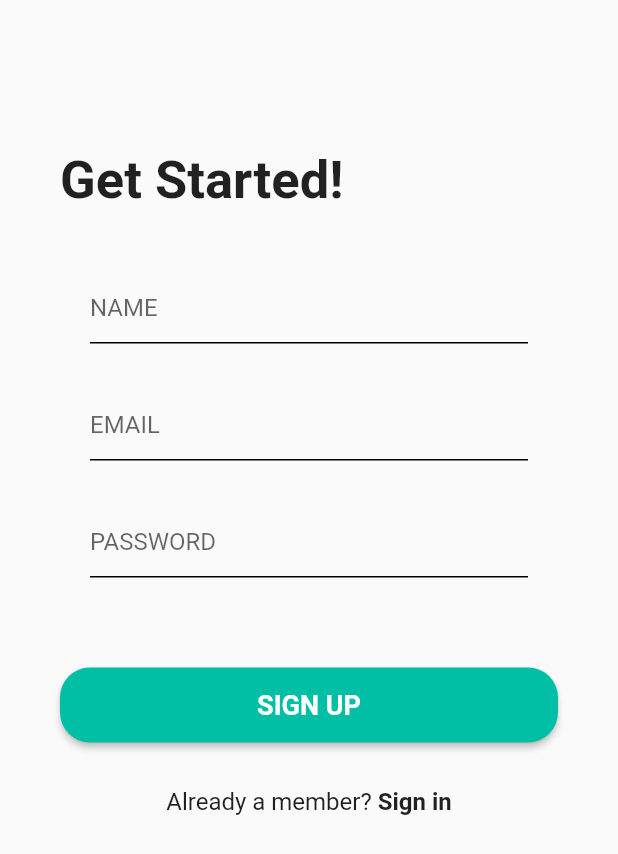
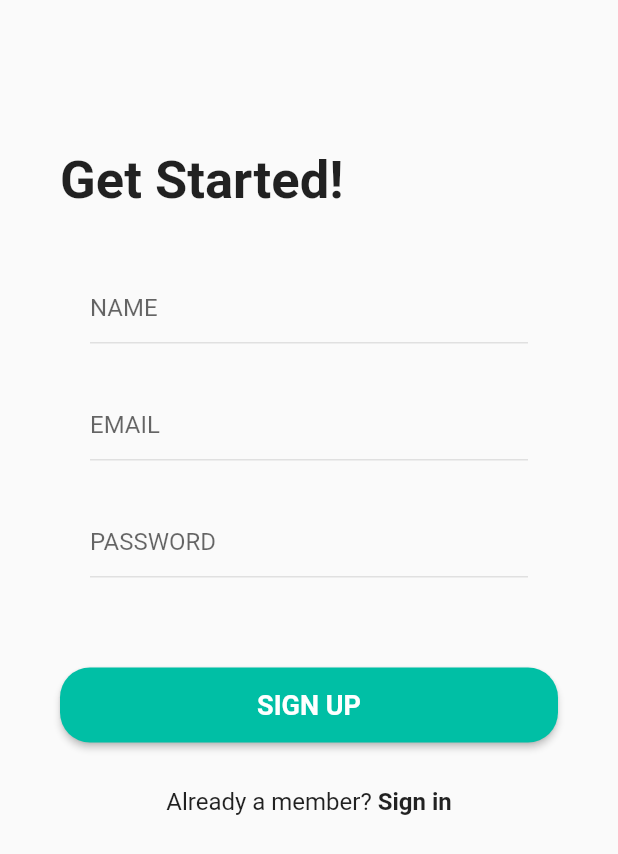
Before and after one commit to tentamdin/flutter-note, a Flutter app: the Login screen opened directly, after a tap on "Sign up instead", on a phone screen of 412 x 824 dp. Shown: the top 854 px of the screen. Run offline on Flutter 3.47's test engine with Material 2 defaults, Android fonts, the phone set to English and light mode, and no system bars; our stand-ins replace cloud_firestore, firebase_auth, firebase_core, get; accounts and stored records are empty; statements that could not run were skipped.

Commit message:
updated: packages and libs to get it work

```diff
--- a/lib/screens/auth/login.dart
+++ b/lib/screens/auth/login.dart
@@ -52,12 +52,12 @@ class Login extends StatelessWidget {
                             decoration: InputDecoration(
                                 enabledBorder: UnderlineInputBorder(
                                   borderSide: BorderSide(
-                                    color: Theme.of(context).buttonColor,
+                                    color: Theme.of(context).colorScheme.background,
                                   ),
                                 ),
                                 focusedBorder: UnderlineInputBorder(
                                   borderSide: BorderSide(
-                                    color: Theme.of(context).accentColor,
+                                    color: Theme.of(context).colorScheme.secondary,
                                   ),
                                 ),
                                 prefixIcon: Icon(
@@ -86,12 +86,12 @@ class Login extends StatelessWidget {
                                 ),
                                 enabledBorder: UnderlineInputBorder(
                                   borderSide: BorderSide(
-                                    color: Theme.of(context).buttonColor,
+                                    color: Theme.of(context).colorScheme.background,
                                   ),
                                 ),
                                 focusedBorder: UnderlineInputBorder(
                                   borderSide: BorderSide(
-                                    color: Theme.of(context).accentColor,
+                                    color: Theme.of(context).colorScheme.secondary,
                                   ),
                                 ),
                                 hintText: "PASSWORD"),
--- a/lib/screens/auth/signup.dart
+++ b/lib/screens/auth/signup.dart
@@ -45,12 +45,13 @@ class SignUp extends StatelessWidget {
                               hintText: "NAME",
                               enabledBorder: UnderlineInputBorder(
                                 borderSide: BorderSide(
-                                  color: Theme.of(context).buttonColor,
+                                  color: Theme.of(context).colorScheme.background,
                                 ),
                               ),
                               focusedBorder: UnderlineInputBorder(
                                 borderSide: BorderSide(
-                                  color: Theme.of(context).accentColor,
+                                  color:
+                                      Theme.of(context).colorScheme.secondary,
                                 ),
                               ),
                             ),
@@ -79,12 +80,13 @@ class SignUp extends StatelessWidget {
                               hintText: "EMAIL",
                               enabledBorder: UnderlineInputBorder(
                                 borderSide: BorderSide(
-                                  color: Theme.of(context).buttonColor,
+                                  color: Theme.of(context).colorScheme.background,
                                 ),
                               ),
                               focusedBorder: UnderlineInputBorder(
                                 borderSide: BorderSide(
-                                  color: Theme.of(context).accentColor,
+                                  color:
+                                      Theme.of(context).colorScheme.secondary,
                                 ),
                               ),
                             ),
@@ -106,12 +108,13 @@ class SignUp extends StatelessWidget {
                               hintText: "PASSWORD",
                               enabledBorder: UnderlineInputBorder(
                                 borderSide: BorderSide(
-                                  color: Theme.of(context).buttonColor,
+                                  color: Theme.of(context).colorScheme.background,
                                 ),
                               ),
                               focusedBorder: UnderlineInputBorder(
                                 borderSide: BorderSide(
-                                  color: Theme.of(context).accentColor,
+                                  color:
+                                      Theme.of(context).colorScheme.secondary,
                                 ),
                               ),
                             ),
--- a/lib/screens/home/home.dart
+++ b/lib/screens/home/home.dart
@@ -6,7 +6,6 @@ import 'package:flutter_note/screens/home/note_list.dart';
 import 'package:flutter_note/screens/settings/setting.dart';
 import 'package:flutter_note/screens/widgets/custom_icon_btn.dart';
 import 'package:get/get.dart';
-import 'package:get/get_state_manager/get_state_manager.dart';
 
 class HomePage extends GetWidget<AuthController> {
   final AuthController authController = Get.find<AuthController>();
@@ -26,7 +25,7 @@ class HomePage extends GetWidget<AuthController> {
                       mainAxisAlignment: MainAxisAlignment.spaceBetween,
                       children: [
                         CustomIconBtn(
-                          color: Theme.of(context).backgroundColor,
+                          color: Theme.of(context).colorScheme.background,
                           onPressed: () {
                             authController.axisCount.value =
                                 authController.axisCount.value == 2 ? 4 : 2;
@@ -43,7 +42,7 @@ class HomePage extends GetWidget<AuthController> {
                           ),
                         ),
                         CustomIconBtn(
-                          color: Theme.of(context).backgroundColor,
+                          color: Theme.of(context).colorScheme.background,
                           onPressed: () {
                             Get.to(() => Setting());
                           },
--- a/lib/screens/settings/dark_mode.dart
+++ b/lib/screens/settings/dark_mode.dart
@@ -23,7 +23,7 @@ class DarkMode extends StatelessWidget {
                       icon: Icon(
                         Icons.arrow_back_ios,
                       ),
-                      color: Theme.of(context).backgroundColor,
+                      color: Theme.of(context).colorScheme.background,
                       onPressed: () {
                         Get.back();
                       },
--- a/lib/screens/settings/setting.dart
+++ b/lib/screens/settings/setting.dart
@@ -27,7 +27,7 @@ class Setting extends StatelessWidget {
                       icon: Icon(
                         Icons.arrow_back_ios,
                       ),
-                      color: Theme.of(context).backgroundColor,
+                      color: Theme.of(context).colorScheme.background,
                       onPressed: () {
                         Get.back();
                       },
--- a/lib/utils/theme.dart
+++ b/lib/utils/theme.dart
@@ -2,26 +2,32 @@ import 'package:flutter/material.dart';
 
 class Themes {
   final lightTheme = ThemeData.light().copyWith(
-    colorScheme: ColorScheme.dark(),
-    backgroundColor: Colors.grey.shade300,
+    colorScheme: ColorScheme.light(
+      background: Colors.grey.shade300,
+      secondary: Colors.tealAccent.shade700,
+    ),
+    primaryColor: Colors.orange,
     iconTheme: IconThemeData(
       color: Colors.black,
+    ),
+    buttonTheme: ButtonThemeData(
+      buttonColor: Colors.black,
     ),
     floatingActionButtonTheme: FloatingActionButtonThemeData(
         // foregroundColor: Colors.black,
         // backgroundColor: Colors.grey.shade300,
         ),
-    primaryColor: Colors.orange,
-    accentColor: Colors.tealAccent.shade700,
-    buttonColor: Colors.black,
   );
 
   final dartTheme = ThemeData.dark().copyWith(
-    colorScheme: ColorScheme.light(),
-    backgroundColor: Colors.grey.shade800,
+    colorScheme: ColorScheme.dark(
+      background: Colors.grey.shade800,
+      secondary: Colors.tealAccent,
+    ),
+    buttonTheme: ButtonThemeData(
+      buttonColor: Colors.white,
+    ),
     primaryColor: Colors.orange,
-    buttonColor: Colors.white,
-    accentColor: Colors.tealAccent,
     iconTheme: IconThemeData(
       color: Colors.white,
     ),
--- a/pubspec.yaml
+++ b/pubspec.yaml
@@ -28,7 +28,7 @@ dependencies:
   # Use with the CupertinoIcons class for iOS style icons.
   cupertino_icons:
   get:
-  firebase_core:
+  firebase_core: ^2.7.0
   firebase_auth:
   google_sign_in:
   cloud_firestore:
```
Also changed, not shown: lib/screens/home/add_note.dart (+5 -5 lines), lib/screens/home/show_note.dart (+9 -9 lines), lib/screens/settings/account.dart (+9 -9 lines), pubspec.lock, 8 other files.
